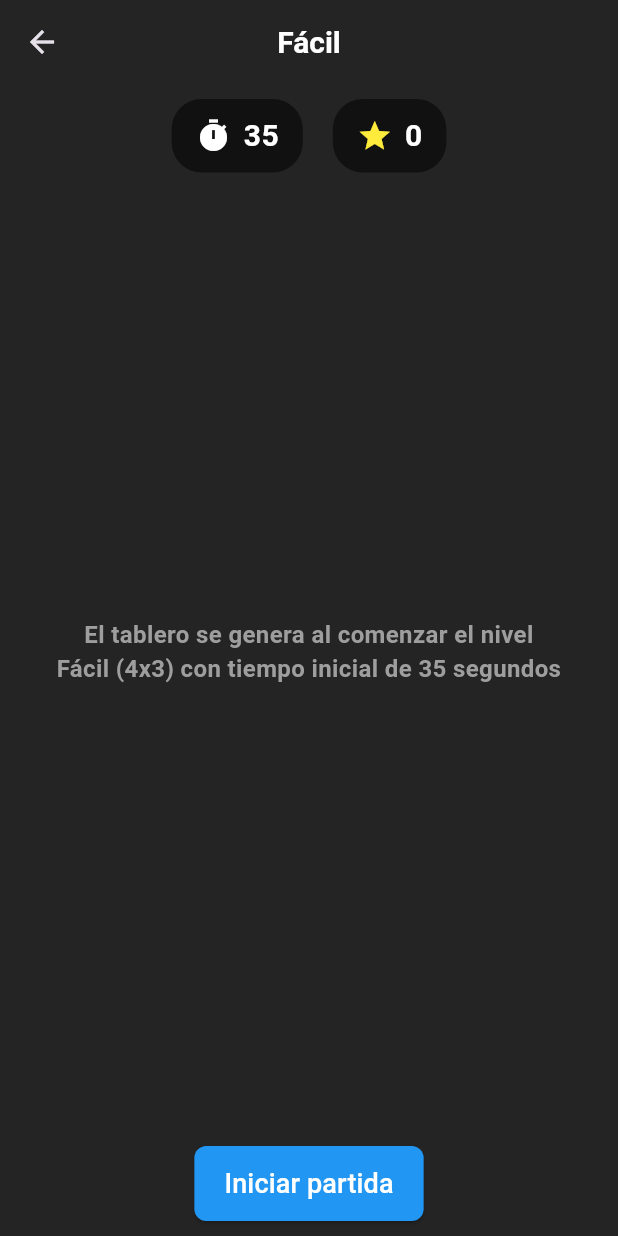
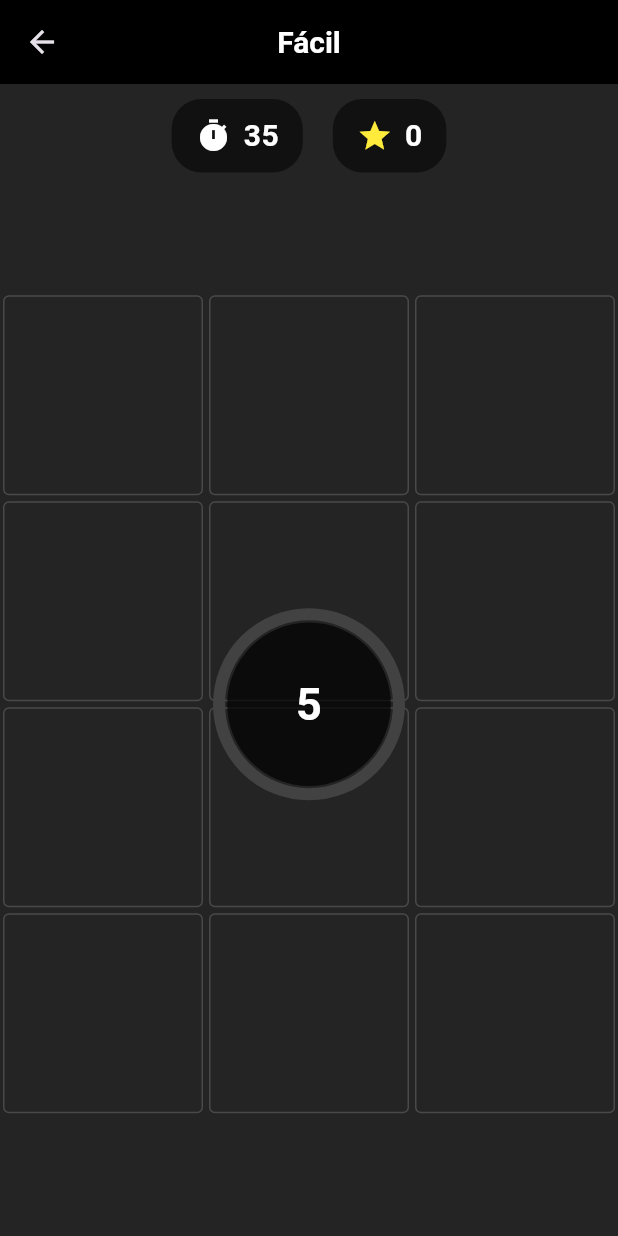
Before and after one commit to JJCD17/Color-Link, a Flutter app: the screen it shows after launch, after a tap on "Fácil", on a phone screen of 412 x 824 dp. Run offline on Flutter 3.47's test engine with Material 3 defaults, Android fonts, the phone set to English and light mode, and no system bars; drawn by our look-alikes of circular_countdown_timer.

Commit message:
se añade el tablero vacio antes de empezar la partida y un timer que indica el tiempo de inicio del juego

```diff
--- a/lib/widgets/game_board.dart
+++ b/lib/widgets/game_board.dart
@@ -1,4 +1,5 @@
 import 'dart:async';
+import 'package:circular_countdown_timer/circular_countdown_timer.dart';
 
 import 'package:flutter/material.dart';
 import 'timer_widget.dart';
@@ -46,6 +47,14 @@ class GameBoardState extends State<GameBoard> {
     super.initState();
     scoreManager = ScoreManager();
     _generateGrid();
+
+    // Inicia automáticamente después de 3 segundos
+    Future.delayed(Duration(seconds: 5), () {
+      if (mounted) {
+        setState(() => gameStarted = true);
+        timerKey.currentState?.startTimer();
+      }
+    });
   }
 
   void _generateGrid() {
@@ -108,7 +117,8 @@ class GameBoardState extends State<GameBoard> {
       appBar: AppBar(
         title: Text(widget.levelName),
         centerTitle: true,
-        backgroundColor: const Color.fromARGB(255, 36, 36, 36),
+        backgroundColor: Colors.black,
+
         titleTextStyle: const TextStyle(
           fontSize: 20,
           fontWeight: FontWeight.bold,
@@ -171,26 +181,70 @@ class GameBoardState extends State<GameBoard> {
                   ),
                 ],
               ),
-              const SizedBox(height: 10),
 
               //Tablero
               Expanded(
                 child:
                     !gameStarted
-                        ? Column(
-                          mainAxisAlignment: MainAxisAlignment.center,
-                          children: [
-                            Text(
-                              'El tablero se genera al comenzar el nivel \n${widget.levelName} (${widget.gridSizeRow}x${widget.gridSizeCol}) con tiempo inicial de ${widget.initialTime} segundos',
-                              style: TextStyle(
-                                fontSize: 16.0,
-                                color: Colors.grey,
-                                fontWeight: FontWeight.bold,
-                              ),
-                              textAlign: TextAlign.center,
-                            ),
-                            SizedBox(height: 10),
-                          ],
+                        ? LayoutBuilder(
+                          builder: (context, constraints) {
+                            // Calculamos el tamaño máximo disponible
+                            final maxWidth =
+                                constraints.maxWidth -
+                                40; // Restamos los márgenes
+                            final maxHeight = constraints.maxHeight - 40;
+
+                            // Calculamos el tamaño de celda basado en la proporción real
+                            final cellWidth = maxWidth / widget.gridSizeCol;
+                            final cellHeight = maxHeight / widget.gridSizeRow;
+                            final cellSize = min(cellWidth, cellHeight);
+                            return Stack(
+                              alignment: Alignment.center,
+                              children: [
+                                // Tablero vacío
+                                GridView.count(
+                                  shrinkWrap: true,
+                                  physics: NeverScrollableScrollPhysics(),
+                                  crossAxisCount: widget.gridSizeCol,
+                                  children: List.generate(
+                                    widget.gridSizeRow * widget.gridSizeCol,
+                                    (index) => Container(
+                                      margin: EdgeInsets.all(2),
+                                      decoration: BoxDecoration(
+                                        border: Border.all(
+                                          color: Colors.grey.withOpacity(0.3),
+                                        ),
+                                        borderRadius: BorderRadius.circular(4),
+                                      ),
+                                    ),
+                                  ),
+                                ),
+
+                                // Countdown timer
+                                CircularCountDownTimer(
+                                  duration: 5,
+                                  width: 120,
+                                  height: 120,
+                                  ringColor: Colors.grey[800]!,
+                                  fillColor: Colors.blueAccent,
+                                  backgroundColor: Colors.black.withOpacity(
+                                    0.7,
+                                  ),
+                                  strokeWidth: 8,
+                                  textStyle: TextStyle(
+                                    fontSize: 30,
+                                    color: Colors.white,
+                                    fontWeight: FontWeight.bold,
+                                  ),
+                                  isReverse: true,
+                                  onComplete: () {
+                                    setState(() => gameStarted = true);
+                                    timerKey.currentState?.startTimer();
+                                  },
+                                ),
+                              ],
+                            );
+                          },
                         )
                         : Center(
                           child: Column(
@@ -309,35 +363,6 @@ class GameBoardState extends State<GameBoard> {
                           ),
                         ),
               ),
-
-              const SizedBox(height: 10),
-              if (!gameStarted)
-                ElevatedButton(
-                  onPressed: () {
-                    setState(() {
-                      gameStarted = true;
-                      selectedPoints.clear();
-                      _generateGrid();
-                      scoreManager.reset();
-                    });
-                    timerKey.currentState?.startTimer();
-                  },
-                  style: ElevatedButton.styleFrom(
-                    backgroundColor: Colors.blue,
-                    padding: const EdgeInsets.symmetric(
-                      horizontal: 20,
-                      vertical: 12,
-                    ),
-                    shape: RoundedRectangleBorder(
-                      borderRadius: BorderRadius.circular(8),
-                    ),
-                  ),
-                  child: const Text(
-                    'Iniciar partida',
-                    style: TextStyle(color: Colors.white, fontSize: 18),
-                  ),
-                ),
-              const SizedBox(height: 10),
             ],
           );
         },
```
